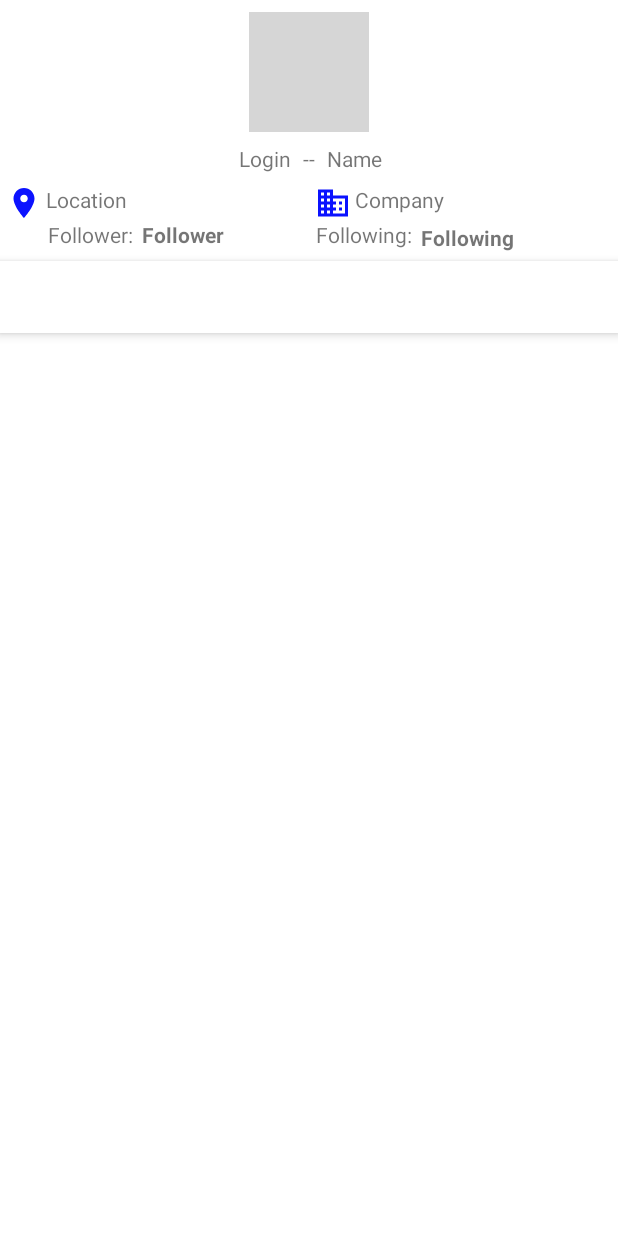
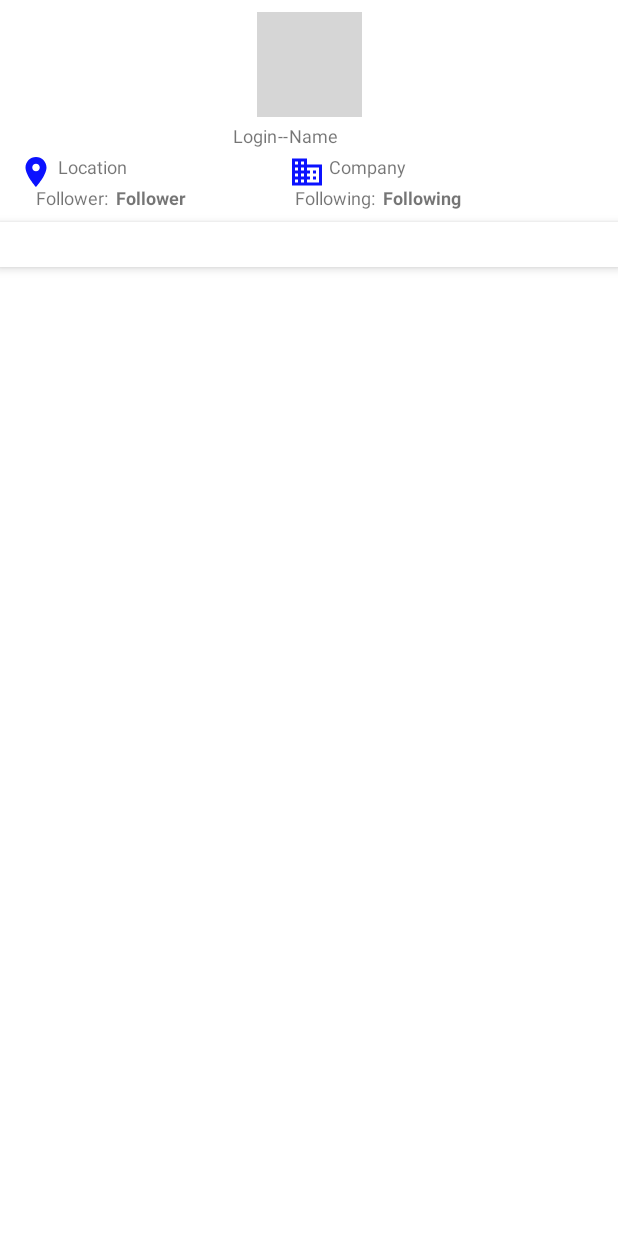
Before and after one commit to griyanet/Submission-2, an Android app: the layout activity_userdetail.xml on its own in the app's theme, with its tools: preview values and no code run, on a phone screen of 412 x 824 dp. Run offline under Robolectric (Android 15) with nearby library versions, the phone set to English and light mode, and no system bars; network calls fail; grey boxes are pictures that could not be loaded.

Commit message:
another update

```diff
--- a/app/src/main/java/com/griyanet/submission2/ui/FollowingFragment.kt
+++ b/app/src/main/java/com/griyanet/submission2/ui/FollowingFragment.kt
@@ -43,7 +43,7 @@ class FollowingFragment : Fragment() {
         super.onViewCreated(view, savedInstanceState)
 
         val username = arguments?.getString(FollowerFragment.ARG_USERNAME)
-        Log.d(username, "username")
+        username?.let { Log.d("ARG_USERNAME", it) }
 
         rv_userFollowing.layoutManager = LinearLayoutManager(activity)
         rv_userFollowing.setHasFixedSize(true)
@@ -63,7 +63,6 @@ class FollowingFragment : Fragment() {
             }
         })
 
-
         fadeIn()
         viewModel.loading.observe(viewLifecycleOwner, {
             if (it) {
--- a/app/src/main/res/layout/activity_userdetail.xml
+++ b/app/src/main/res/layout/activity_userdetail.xml
@@ -8,8 +8,8 @@
 
     <de.hdodenhof.circleimageview.CircleImageView
         android:id="@+id/img_avatar"
-        android:layout_width="80dp"
-        android:layout_height="80dp"
+        android:layout_width="70dp"
+        android:layout_height="70dp"
         android:layout_marginTop="8dp"
         android:contentDescription="@string/github_avatar"
         app:civ_border_color="@android:color/background_light"
@@ -24,11 +24,12 @@
         android:layout_width="0dp"
         android:layout_height="wrap_content"
         android:layout_marginStart="32dp"
-        android:layout_marginTop="8dp"
+        android:layout_marginTop="4dp"
         android:layout_marginEnd="4dp"
         android:gravity="right"
         android:text="Login"
-        app:layout_constraintEnd_toStartOf="@+id/dashSign"
+        android:textSize="12sp"
+        app:layout_constraintEnd_toStartOf="@+id/guideline2"
         app:layout_constraintStart_toEndOf="@id/dashSign"
         app:layout_constraintStart_toStartOf="parent"
         app:layout_constraintTop_toBottomOf="@id/img_avatar" />
@@ -38,9 +39,10 @@
         android:layout_width="wrap_content"
         android:layout_height="wrap_content"
         android:layout_marginStart="4dp"
-        android:layout_marginTop="8dp"
+        android:layout_marginTop="4dp"
         android:layout_marginEnd="4dp"
         android:text="--"
+        android:textSize="12sp"
         app:layout_constraintEnd_toStartOf="@id/tv_name"
         app:layout_constraintStart_toEndOf="@id/tv_loginId"
         app:layout_constraintTop_toBottomOf="@id/img_avatar" />
@@ -50,11 +52,12 @@
         android:layout_width="0dp"
         android:layout_height="wrap_content"
         android:layout_marginStart="4dp"
-        android:layout_marginTop="8dp"
+        android:layout_marginTop="4dp"
         android:layout_marginEnd="32dp"
         android:text="@string/name"
+        android:textSize="12sp"
         app:layout_constraintEnd_toEndOf="parent"
-        app:layout_constraintStart_toEndOf="@id/dashSign"
+        app:layout_constraintStart_toEndOf="@id/guideline2"
         app:layout_constraintTop_toBottomOf="@+id/img_avatar" />
 
     <ImageView
@@ -62,12 +65,11 @@
         android:layout_width="wrap_content"
         android:layout_height="wrap_content"
         android:layout_marginStart="4dp"
-        android:layout_marginTop="8dp"
+        android:layout_marginTop="4dp"
         android:layout_marginEnd="1dp"
         android:src="@drawable/ic_baseline_location_on_24"
         app:layout_constraintEnd_toStartOf="@+id/tv_location"
-        app:layout_constraintStart_toEndOf="@+id/tv_location"
-        app:layout_constraintStart_toStartOf="parent"
+        app:layout_constraintStart_toStartOf="@+id/guideline1"
         app:layout_constraintTop_toBottomOf="@id/tv_name" />
 
     <TextView
@@ -75,23 +77,24 @@
         android:layout_width="0dp"
         android:layout_height="wrap_content"
         android:layout_marginStart="1dp"
-        android:layout_marginTop="8dp"
+        android:layout_marginTop="4dp"
         android:layout_marginEnd="4dp"
-        android:text="@string/location"
+        android:textSize="12sp"
         app:layout_constraintEnd_toStartOf="@+id/label_company"
         app:layout_constraintStart_toEndOf="@id/label_location"
-        app:layout_constraintTop_toBottomOf="@id/tv_name" />
+        app:layout_constraintTop_toBottomOf="@id/tv_name"
+        tools:text="@string/location" />
 
     <ImageView
         android:id="@+id/label_company"
         android:layout_width="wrap_content"
         android:layout_height="wrap_content"
         android:layout_marginStart="4dp"
-        android:layout_marginTop="8dp"
+        android:layout_marginTop="4dp"
         android:layout_marginEnd="1dp"
         android:src="@drawable/ic_baseline_business_24"
         app:layout_constraintEnd_toStartOf="@+id/tv_company"
-        app:layout_constraintStart_toEndOf="@+id/tv_location"
+        app:layout_constraintStart_toEndOf="@+id/guideline2"
         app:layout_constraintTop_toBottomOf="@id/tv_name" />
 
     <TextView
@@ -99,25 +102,27 @@
         android:layout_width="0dp"
         android:layout_height="wrap_content"
         android:layout_marginStart="1dp"
-        android:layout_marginTop="8dp"
+        android:layout_marginTop="4dp"
         android:layout_marginEnd="4dp"
-        android:text="@string/company"
+        android:textSize="12sp"
         app:layout_constraintEnd_toEndOf="parent"
         app:layout_constraintStart_toEndOf="@+id/label_company"
-        app:layout_constraintTop_toBottomOf="@+id/tv_name" />
+        app:layout_constraintTop_toBottomOf="@+id/tv_name"
+        tools:text="@string/company" />
 
 
     <TextView
         android:id="@+id/label_follower"
         android:layout_width="wrap_content"
         android:layout_height="wrap_content"
-        android:layout_marginStart="32dp"
+        android:layout_marginStart="16dp"
         android:layout_marginTop="4dp"
         android:layout_marginEnd="1dp"
         android:text="Follower: "
+        android:textSize="12sp"
         app:layout_constraintEnd_toStartOf="@+id/tv_follower"
         app:layout_constraintStart_toEndOf="@id/tv_follower"
-        app:layout_constraintStart_toStartOf="parent"
+        app:layout_constraintStart_toStartOf="@id/guideline1"
         app:layout_constraintTop_toBottomOf="@+id/tv_location" />
 
     <TextView
@@ -127,6 +132,7 @@
         android:layout_marginStart="1dp"
         android:layout_marginEnd="8dp"
         android:text="@string/no_follower"
+        android:textSize="12sp"
         android:textStyle="bold"
         app:layout_constraintBottom_toBottomOf="@id/label_follower"
         app:layout_constraintEnd_toStartOf="@+id/label_following"
@@ -140,8 +146,10 @@
         android:layout_marginTop="4dp"
         android:layout_marginEnd="1dp"
         android:text="Following: "
+        android:textSize="12sp"
+        app:layout_constraintBottom_toBottomOf="@+id/tv_follower"
         app:layout_constraintEnd_toStartOf="@id/tv_following"
-        app:layout_constraintStart_toEndOf="@+id/tv_follower"
+        app:layout_constraintStart_toEndOf="@+id/guideline2"
         app:layout_constraintTop_toBottomOf="@id/tv_company" />
 
 
@@ -154,8 +162,8 @@
         android:layout_marginEnd="32dp"
         android:layout_marginBottom="4dp"
         android:text="@string/no_following"
+        android:textSize="12sp"
         android:textStyle="bold"
-        app:layout_constraintBottom_toTopOf="@+id/appBarLayout"
         app:layout_constraintEnd_toEndOf="parent"
         app:layout_constraintStart_toEndOf="@+id/label_following"
         app:layout_constraintTop_toBottomOf="@id/tv_company" />
@@ -164,7 +172,7 @@
     <com.google.android.material.appbar.AppBarLayout
         android:id="@+id/appBarLayout"
         android:layout_width="match_parent"
-        android:layout_height="wrap_content"
+        android:layout_height="30dp"
         android:layout_marginTop="8dp"
         app:layout_constraintEnd_toEndOf="parent"
         app:layout_constraintStart_toStartOf="parent"
@@ -173,12 +181,12 @@
         <com.google.android.material.tabs.TabLayout
             android:id="@+id/tabs"
             android:layout_width="match_parent"
-            android:layout_height="wrap_content"
+            android:layout_height="30dp"
             app:tabBackground="@color/design_default_color_secondary_variant"
             app:tabGravity="fill"
             app:tabInlineLabel="true"
             app:tabMode="fixed"
-            app:tabTextAppearance="@style/TextAppearance.AppCompat.Title.Inverse"
+            app:tabTextAppearance="@style/CustomTabStyle"
             app:tabTextColor="@android:color/white" />
 
     </com.google.android.material.appbar.AppBarLayout>
@@ -187,9 +195,23 @@
         android:id="@+id/view_pager"
         android:layout_width="match_parent"
         android:layout_height="wrap_content"
-        android:layout_marginTop="150dp"
+        android:layout_marginTop="170dp"
         app:layout_constraintBottom_toBottomOf="parent"
         app:layout_constraintEnd_toEndOf="parent"
         app:layout_constraintStart_toStartOf="parent"
         app:layout_constraintTop_toBottomOf="@id/appBarLayout" />
+
+    <androidx.constraintlayout.widget.Guideline
+        android:id="@+id/guideline2"
+        android:layout_width="wrap_content"
+        android:layout_height="wrap_content"
+        android:orientation="vertical"
+        app:layout_constraintGuide_begin="189dp" />
+
+    <androidx.constraintlayout.widget.Guideline
+        android:id="@+id/guideline1"
+        android:layout_width="wrap_content"
+        android:layout_height="wrap_content"
+        android:orientation="vertical"
+        app:layout_constraintGuide_begin="8dp" />
 </androidx.constraintlayout.widget.ConstraintLayout>
--- a/app/src/main/res/values/themes.xml
+++ b/app/src/main/res/values/themes.xml
@@ -13,4 +13,8 @@
         <item name="android:statusBarColor" tools:targetApi="l">?attr/colorPrimaryVariant</item>
         <!-- Customize your theme here. -->
     </style>
+
+    <style name="CustomTabStyle" parent="TextAppearance.Design.Tab">
+        <item name="android:textSize">10sp</item>
+    </style>
 </resources>
```
Also changed, not shown: app/src/main/java/com/griyanet/submission2/MainActivity.kt (+11 -15 lines), app/src/main/java/com/griyanet/submission2/MainViewModel.kt (+5 -5 lines), app/src/main/java/com/griyanet/submission2/ui/FollowerFragment.kt (+7 -10 lines).
